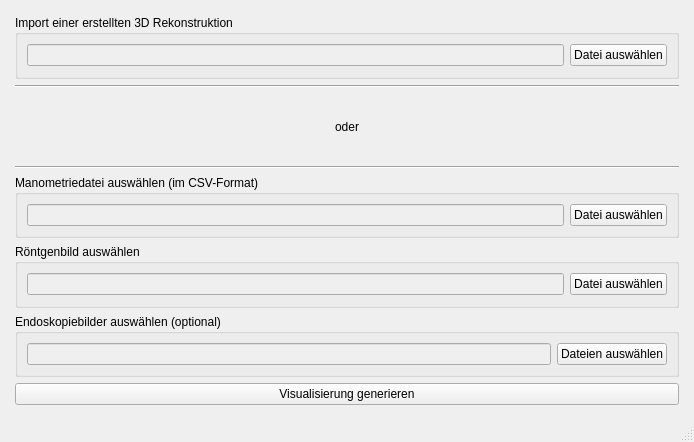
First picture: the form in 3drekonstruktionspeiseroehre/ui-files/file_selection_window_design.ui, repository ds-lab/EsophagusVisualization, before the edit.
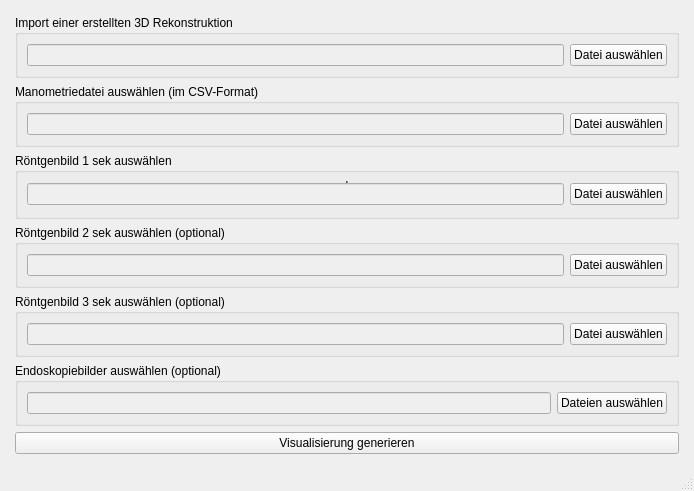
Second picture: the form after the edit.

What changed in the file:
```diff
--- a/3drekonstruktionspeiseroehre/ui-files/file_selection_window_design.ui
+++ b/3drekonstruktionspeiseroehre/ui-files/file_selection_window_design.ui
@@ -32,13 +32,7 @@
       <property name="sizeConstraint">
        <enum>QLayout::SetMinimumSize</enum>
       </property>
-      <item row="3" column="0">
-       <widget class="Line" name="line">
-        <property name="orientation">
-         <enum>Qt::Horizontal</enum>
-        </property>
-       </widget>
-      </item>
+
       <item row="2" column="0">
        <widget class="QLabel" name="label">
         <property name="minimumSize">
@@ -79,7 +73,7 @@
         </layout>
        </widget>
       </item>
-      <item row="4" column="0">
+      <item row="1" column="0">
        <widget class="QGroupBox" name="groupBox">
         <property name="title">
          <string>Manometriedatei auswählen (im CSV-Format)</string>
@@ -106,34 +100,88 @@
         </layout>
        </widget>
       </item>
+      <item row="2" column="0">
+       <widget class="QGroupBox" name="groupBox_2">
+        <property name="title">
+         <string>Röntgenbild 1 sek auswählen</string>
+        </property>
+        <layout class="QGridLayout" name="gridLayout_3">
+         <item row="0" column="0">
+          <layout class="QHBoxLayout" name="horizontalLayout_2">
+           <item>
+            <widget class="QLineEdit" name="xray_textfield1">
+             <property name="enabled">
+              <bool>false</bool>
+             </property>
+            </widget>
+           </item>
+           <item>
+            <widget class="QPushButton" name="xray_button1">
+             <property name="text">
+              <string>Datei auswählen</string>
+             </property>
+            </widget>
+           </item>
+          </layout>
+         </item>
+        </layout>
+       </widget>
+      </item>
+      <item row="3" column="0">
+       <widget class="QGroupBox" name="groupBox_2">
+        <property name="title">
+         <string>Röntgenbild 2 sek auswählen (optional)</string>
+        </property>
+        <layout class="QGridLayout" name="gridLayout_3">
+         <item row="0" column="0">
+          <layout class="QHBoxLayout" name="horizontalLayout_2">
+           <item>
+            <widget class="QLineEdit" name="xray_textfield2">
+             <property name="enabled">
+              <bool>false</bool>
+             </property>
+            </widget>
+           </item>
+           <item>
+            <widget class="QPushButton" name="xray_button2">
+             <property name="text">
+              <string>Datei auswählen</string>
+             </property>
+            </widget>
+           </item>
+          </layout>
+         </item>
+        </layout>
+       </widget>
+      </item>
+       <item row="4" column="0">
+       <widget class="QGroupBox" name="groupBox_2">
+        <property name="title">
+         <string>Röntgenbild 3 sek auswählen (optional) </string>
+        </property>
+        <layout class="QGridLayout" name="gridLayout_3">
+         <item row="0" column="0">
+          <layout class="QHBoxLayout" name="horizontalLayout_2">
+           <item>
+            <widget class="QLineEdit" name="xray_textfield5">
+             <property name="enabled">
+              <bool>false</bool>
+             </property>
+            </widget>
+           </item>
+           <item>
+            <widget class="QPushButton" name="xray_button5">
+             <property name="text">
+              <string>Datei auswählen</string>
+             </property>
+            </widget>
+           </item>
+          </layout>
+         </item>
+        </layout>
+       </widget>
+      </item>
       <item row="5" column="0">
-       <widget class="QGroupBox" name="groupBox_2">
-        <property name="title">
-         <string>Röntgenbild auswählen</string>
-        </property>
-        <layout class="QGridLayout" name="gridLayout_3">
-         <item row="0" column="0">
-          <layout class="QHBoxLayout" name="horizontalLayout_2">
-           <item>
-            <widget class="QLineEdit" name="xray_textfield">
-             <property name="enabled">
-              <bool>false</bool>
-             </property>
-            </widget>
-           </item>
-           <item>
-            <widget class="QPushButton" name="xray_button">
-             <property name="text">
-              <string>Datei auswählen</string>
-             </property>
-            </widget>
-           </item>
-          </layout>
-         </item>
-        </layout>
-       </widget>
-      </item>
-      <item row="6" column="0">
        <widget class="QGroupBox" name="groupBox_3">
         <property name="title">
          <string>Endoskopiebilder auswählen (optional)</string>
@@ -160,20 +208,14 @@
         </layout>
        </widget>
       </item>
-      <item row="7" column="0">
+      <item row="6" column="0">
        <widget class="QPushButton" name="visualization_button">
         <property name="text">
          <string>Visualisierung generieren</string>
         </property>
        </widget>
       </item>
-      <item row="1" column="0">
-       <widget class="Line" name="line_2">
-        <property name="orientation">
-         <enum>Qt::Horizontal</enum>
-        </property>
-       </widget>
-      </item>
+
      </layout>
     </item>
    </layout>
```
